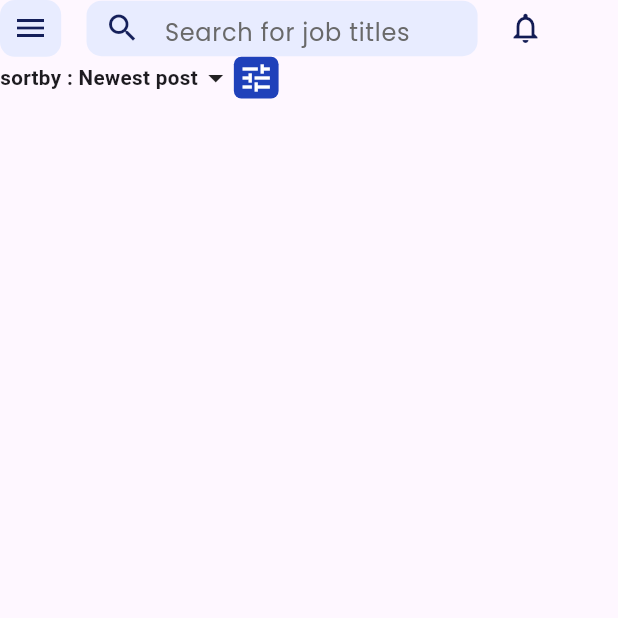
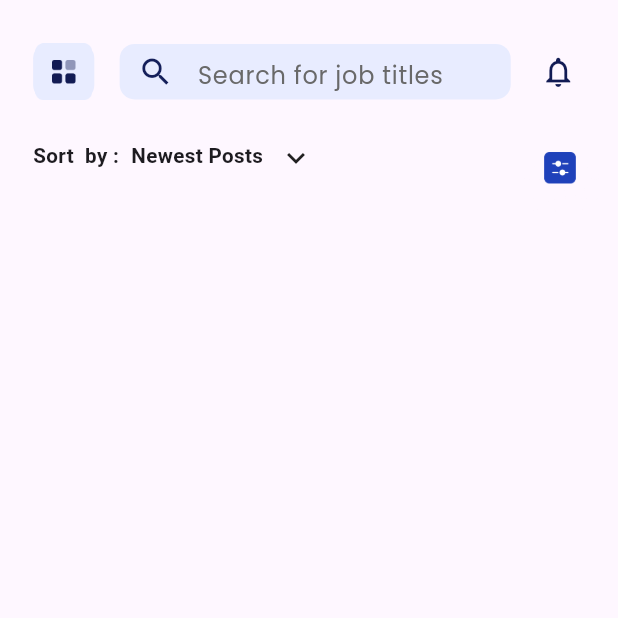
Before and after one commit to Nandananandz/JobJet, a Flutter app: the SearchScreen screen opened directly, on a phone screen of 412 x 824 dp, the top half of it. Run offline on Flutter 3.47's test engine with Material 3 defaults, Android fonts, the light colour scheme and no system bars; our stand-ins replace flutter_otp_text_field, get, google_fonts, readmore, sizer.

Commit message:
changed seachbar

```diff
--- a/lib/Screens/Views/components/Searchbar.dart
+++ b/lib/Screens/Views/components/Searchbar.dart
@@ -8,16 +8,17 @@ class SearchScreen extends StatelessWidget {
 
   @override
   Widget build(BuildContext context) {
-    return SafeArea(
-      child: Scaffold(
-        body: Center(
-          child: Container(
+return Scaffold(
+      body: SafeArea(
+
+
             child: Column(
               children: [
+                SizedBox(height:3.5.h,width: 5.36.w,),
                 Row(
                   crossAxisAlignment: CrossAxisAlignment.center,
                   children: [
-
+                    SizedBox(width:5.36.w),
                     Container(
                       alignment: Alignment.center,
                       height: 4.60.h,
@@ -25,10 +26,7 @@ class SearchScreen extends StatelessWidget {
                       decoration: BoxDecoration(
                           borderRadius: BorderRadius.circular(10),
                           color: Color(0xFFE8ECFF)),
-                      child: Icon(
-                        Icons.menu,
-                        color: Color(0xFF141F5A),
-                      ),
+                      child: Image.asset("assets/menu.png")
                     ),
                     SizedBox(
                       width: 4.10.w,
@@ -55,7 +53,7 @@ class SearchScreen extends StatelessWidget {
                       ),
                     ),
                     SizedBox(
-                      width: 4.83.w,
+                      width: 4.78.w,
                     ),
                     Icon(
                       Icons.notifications_outlined,
@@ -64,38 +62,60 @@ class SearchScreen extends StatelessWidget {
                   ],
                 ),
 
-
+                 SizedBox(height: 3.25.h,),
 
                 //sorting code ivde thott
                 Row(
+                  crossAxisAlignment: CrossAxisAlignment.start,
+                  //mainAxisAlignment: MainAxisAlignment.start,
                   children: [
+                    SizedBox(width: 5.36.w,),
                     Text(
-                      'sortby : Newest post',
+                      'Sort  by :',
                       style: TextStyle(
                         fontSize: 10.0.sp,
                         fontWeight: FontWeight.w700,
                       ),
                     ),
-                    Icon(Icons.arrow_drop_down),
-                    Align(
-                      alignment: Alignment.centerLeft,
-                      child: Container(
-                        height: 3.37.h,
-                        width: 7.24.w,
-                        child: Icon(Icons.tune, color: Colors.white),
-                        decoration: BoxDecoration(
-                          color: Color.fromRGBO(31, 65, 186, 1),
-                          borderRadius: BorderRadius.circular(5.0),
-                        ),
+                    SizedBox(width:1.95.w),
+                     Text(
+                      'Newest Posts',
+                      style: TextStyle(
+                        fontSize: 10.0.sp,
+                        fontWeight: FontWeight.w700,
                       ),
                     ),
+                     SizedBox(width:2.43.w),
+                    Icon(Icons.keyboard_arrow_down),
+                    SizedBox(width:32.23.w),
+
+
+                         Padding(
+                           padding:  EdgeInsets.only(bottom:1.h),
+                           child: Container(
+                            height: 7.3.h,
+                            width: 7.3.h,
+                            margin: EdgeInsets.only(top: .1.h),
+                            child: Image.asset("assets/filter.png"),
+                            ),
+                         ),
+
+
+
                   ],
-                )
+                ),
+
+
               ],
+
+
+
+
             ),
-          ),
+
+
         ),
-      ),
+
     );
   }
 }
--- a/pubspec.yaml
+++ b/pubspec.yaml
@@ -65,10 +65,8 @@ flutter:
 
   # To add assets to your application, add an assets section, like this:
   assets:
-   - assets/comp.png
-   - assets/doctor.png
-   - assets/hiring.png
-   - assets/like.png
+   - assets/
+
   #   - images/a_dot_burr.jpeg
   #   - images/a_dot_ham.jpegz
 
```
Also changed, not shown: lib/Screens/LoginScreen/Component/LoginScreen.dart (+9 -19 lines), lib/Screens/LoginScreen/Component/VSucessScreen.dart (+8 -30 lines), lib/Screens/LoginScreen/Component/VerificationScreen.dart (+3 -15 lines), lib/utlis/BottomBar.dart (added, +49 -0 lines), assets/country.png (renamed from assets/country_logo.png), assets/filter.png (added), assets/menu.png (added).
